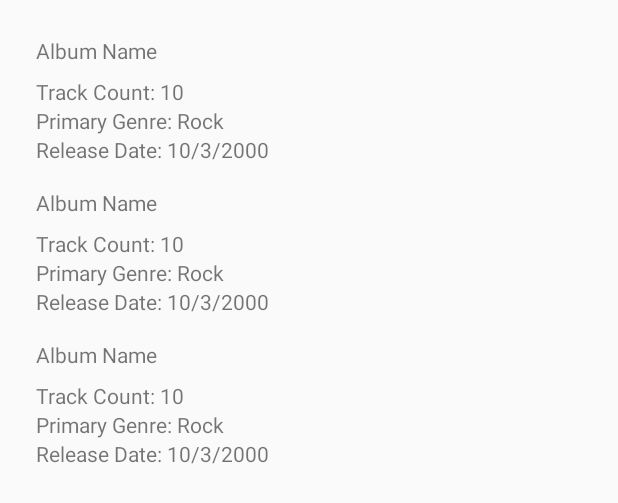
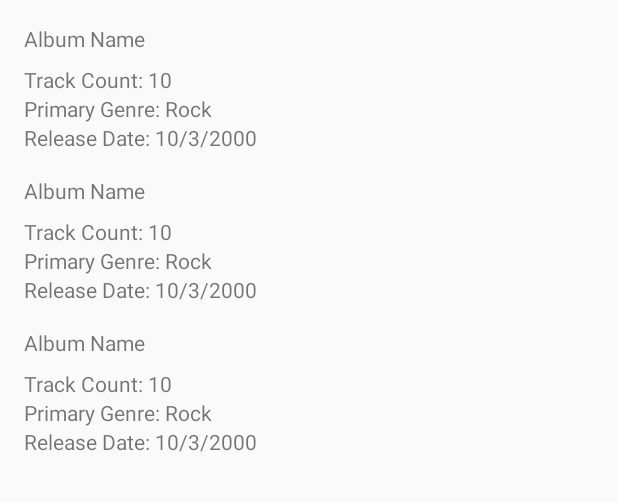
Before and after one commit to BenBoonya/artist-album-finder, an Android app: the layout activity_album_list.xml on its own in the app's theme, with its tools: preview values and no code run, on a phone screen of 412 x 824 dp. Shown: the top 503 px of the screen. Run offline under Robolectric (Android 15) with nearby library versions, the phone set to English and light mode, and no system bars.

Commit message:
remove recyclerview margin

```diff
--- a/app/src/main/res/layout/activity_album_list.xml
+++ b/app/src/main/res/layout/activity_album_list.xml
@@ -9,10 +9,6 @@
         android:id="@+id/recyclerView"
         android:layout_width="0dp"
         android:layout_height="0dp"
-        android:layout_marginStart="8dp"
-        android:layout_marginTop="8dp"
-        android:layout_marginEnd="8dp"
-        android:layout_marginBottom="8dp"
         app:layout_constraintBottom_toBottomOf="parent"
         app:layout_constraintEnd_toEndOf="parent"
         app:layout_constraintStart_toStartOf="parent"
```
